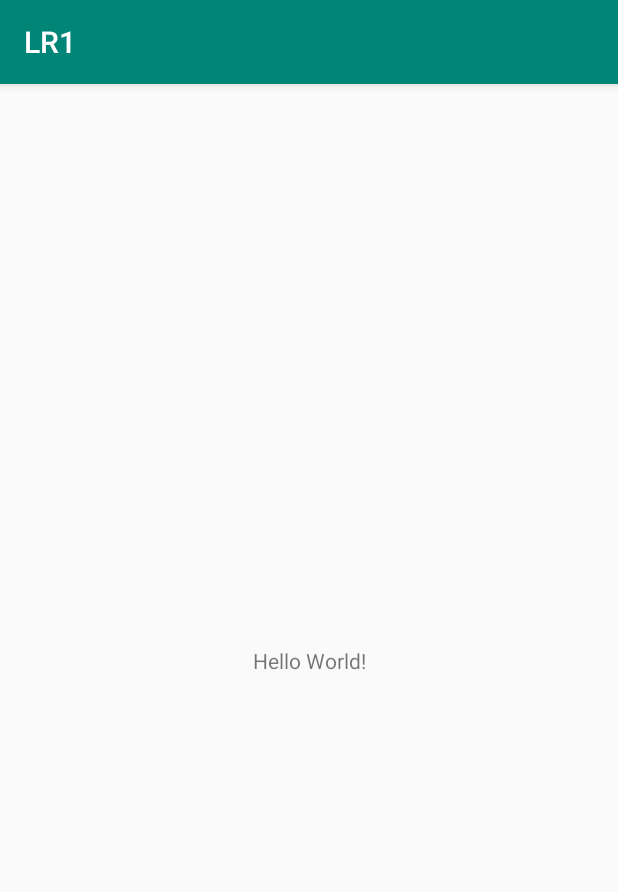
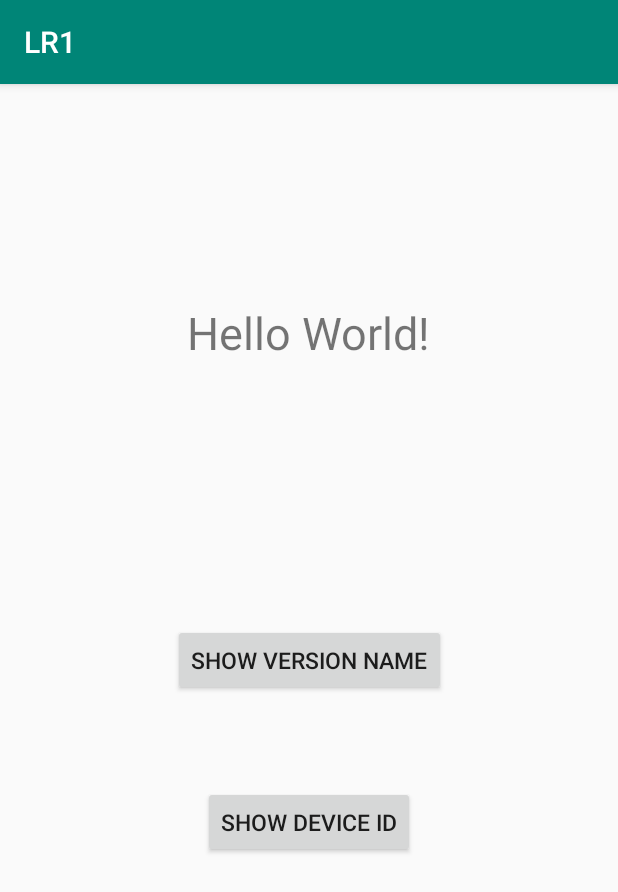
Before and after one commit to Sanchous19/Android, an Android app: the screen it shows after launch (MainActivity), on a phone screen of 412 x 824 dp. Shown: the top 892 px of the screen. Run offline under Robolectric (Android 15) with nearby library versions, the phone set to English and light mode, and no system bars.

Commit message:
Added showing of version name

```diff
--- a/LR1/app/src/main/res/layout/activity_main.xml
+++ b/LR1/app/src/main/res/layout/activity_main.xml
@@ -10,9 +10,35 @@
         android:layout_width="wrap_content"
         android:layout_height="wrap_content"
         android:text="Hello World!"
+        android:textSize="30sp"
         app:layout_constraintBottom_toBottomOf="parent"
         app:layout_constraintLeft_toLeftOf="parent"
         app:layout_constraintRight_toRightOf="parent"
-        app:layout_constraintTop_toTopOf="parent" />
+        app:layout_constraintTop_toTopOf="parent"
+        app:layout_constraintVertical_bias="0.2" />
+
+    <Button
+        android:layout_width="wrap_content"
+        android:layout_height="wrap_content"
+        android:onClick="showVersionNameClick"
+        android:text="@string/show_version_name"
+        android:textSize="15sp"
+        app:layout_constraintBottom_toBottomOf="parent"
+        app:layout_constraintLeft_toLeftOf="parent"
+        app:layout_constraintRight_toRightOf="parent"
+        app:layout_constraintTop_toTopOf="parent"
+        app:layout_constraintVertical_bias="0.5" />
+
+    <Button
+        android:layout_width="wrap_content"
+        android:layout_height="wrap_content"
+        android:onClick="showDeviceIdClick"
+        android:text="@string/show_device_id"
+        android:textSize="15sp"
+        app:layout_constraintBottom_toBottomOf="parent"
+        app:layout_constraintLeft_toLeftOf="parent"
+        app:layout_constraintRight_toRightOf="parent"
+        app:layout_constraintTop_toTopOf="parent"
+        app:layout_constraintVertical_bias="0.65" />
 
 </androidx.constraintlayout.widget.ConstraintLayout>
--- a/LR1/app/src/main/res/values/strings.xml
+++ b/LR1/app/src/main/res/values/strings.xml
@@ -1,3 +1,5 @@
 <resources>
     <string name="app_name">LR1</string>
+    <string name="show_version_name">show version name</string>
+    <string name="show_device_id">show device ID</string>
 </resources>
```
Also changed, not shown: LR1/app/build.gradle (+13 -1 lines), LR1/app/src/main/java/sanchous19/com/MainActivity.java (+25 -1 lines), 1 other file.
